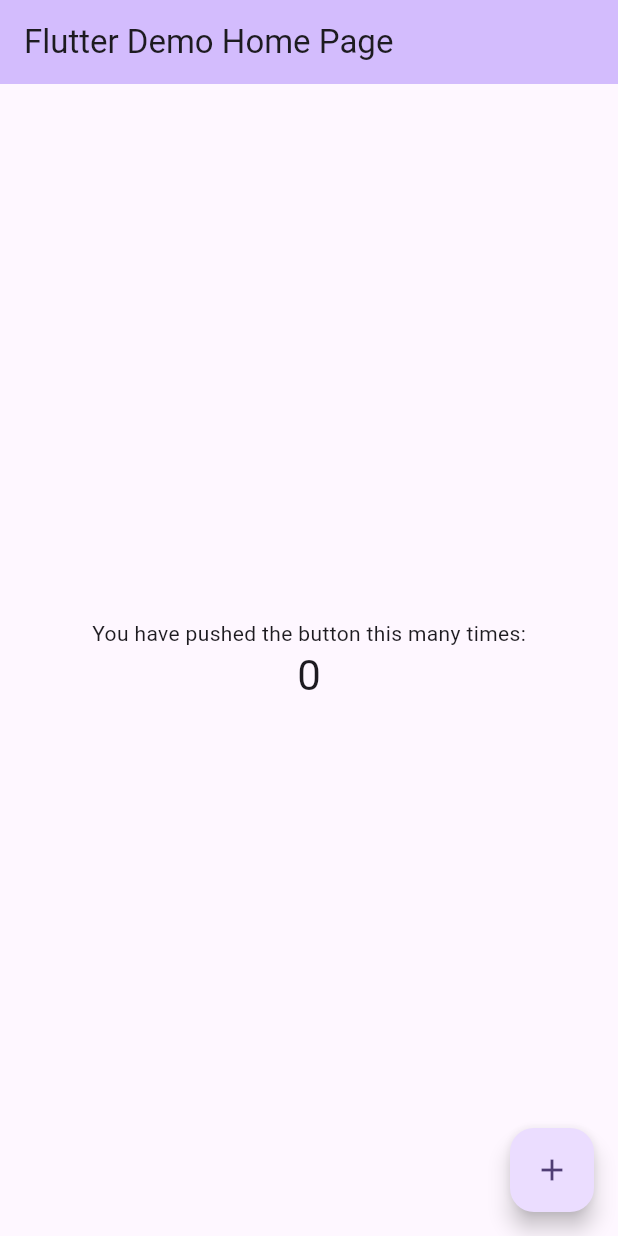
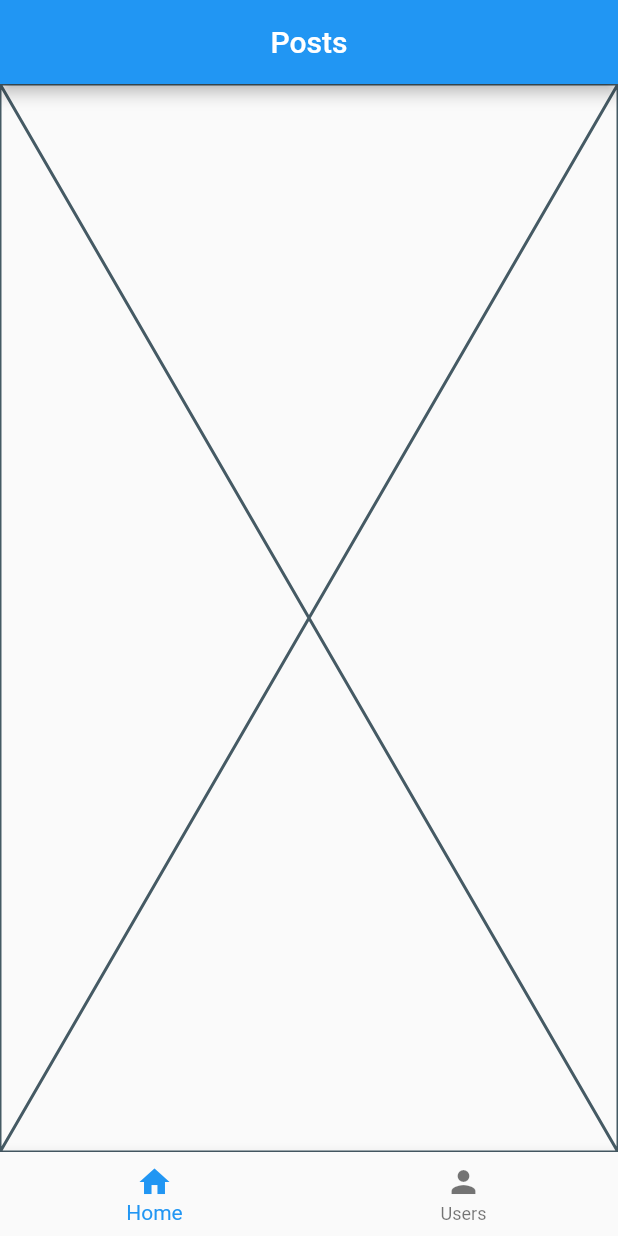
Before and after one commit to dridihaythem/flutter_bloc_architecture_api, a Flutter app: the screen it shows after launch, on a phone screen of 412 x 824 dp. Run offline on Flutter 3.47's test engine with Material 2 defaults, Android fonts, the phone set to English and light mode, and no system bars; our stand-ins replace bloc, dio, flutter_bloc; network calls fail.

Commit message:
App Cubit & Get Users

```diff
--- /dev/null
+++ b/lib/app.dart
@@ -0,0 +1,37 @@
+import 'package:bloc_architecture/business_logic/app/app_cubit.dart';
+import 'package:bloc_architecture/business_logic/users/users_cubit.dart';
+import 'package:bloc_architecture/data/dataproviders/users_data_provider.dart';
+import 'package:bloc_architecture/data/repositories/users_repository.dart';
+import 'package:bloc_architecture/ui/screens/home_screen.dart';
+import 'package:flutter/material.dart';
+import 'package:flutter_bloc/flutter_bloc.dart';
+
+class App extends StatelessWidget {
+  const App({super.key});
+
+  @override
+  Widget build(BuildContext context) {
+    return MultiRepositoryProvider(
+      providers: [
+        RepositoryProvider(
+          create: (context) => UsersRepository(UsersDataProvider()),
+        )
+      ],
+      child: MultiBlocProvider(
+        providers: [
+          BlocProvider(
+            create: (context) => AppCubit(),
+          ),
+          BlocProvider(
+            create: (context) =>
+                UsersCubit(context.read<UsersRepository>())..getAllUsers(),
+            lazy: false,
+          )
+        ],
+        child: const MaterialApp(
+          home: HomeScreen(),
+        ),
+      ),
+    );
+  }
+}
--- /dev/null
+++ b/lib/business_logic/app/app_cubit.dart
@@ -0,0 +1,24 @@
+import 'package:bloc/bloc.dart';
+import 'package:bloc_architecture/ui/screens/posts_screen.dart';
+import 'package:bloc_architecture/ui/screens/users_screen.dart';
+import 'package:flutter/material.dart';
+
+part 'app_state.dart';
+
+class AppCubit extends Cubit<AppState> {
+  AppCubit() : super(AppBottomNavigationBarChanged(0));
+
+  final List<Widget> pages = [
+    const PostsScreen(),
+    const UsersScreen(),
+  ];
+
+  final List<String> titles = [
+    'Posts',
+    'Users',
+  ];
+
+  void changeBottomNavigationBar(int index) {
+    emit(AppBottomNavigationBarChanged(index));
+  }
+}
--- /dev/null
+++ b/lib/business_logic/app/app_state.dart
@@ -0,0 +1,11 @@
+part of 'app_cubit.dart';
+
+@immutable
+sealed class AppState {}
+
+final class AppInitial extends AppState {}
+
+final class AppBottomNavigationBarChanged extends AppState {
+  final int index;
+  AppBottomNavigationBarChanged(this.index);
+}
--- /dev/null
+++ b/lib/business_logic/users/users_cubit.dart
@@ -0,0 +1,18 @@
+import 'package:bloc/bloc.dart';
+import 'package:bloc_architecture/data/models/user.dart';
+import 'package:bloc_architecture/data/repositories/users_repository.dart';
+import 'package:meta/meta.dart';
+
+part 'users_state.dart';
+
+class UsersCubit extends Cubit<UsersState> {
+  final UsersRepository _usersRepository;
+
+  UsersCubit(this._usersRepository) : super(UsersInitial());
+
+  void getAllUsers() async {
+    emit(UsersLoading());
+    List<User> users = await _usersRepository.getAllUsers();
+    emit(UsersLoaded(users));
+  }
+}
--- /dev/null
+++ b/lib/business_logic/users/users_state.dart
@@ -0,0 +1,13 @@
+part of 'users_cubit.dart';
+
+@immutable
+sealed class UsersState {}
+
+final class UsersInitial extends UsersState {}
+
+final class UsersLoading extends UsersState {}
+
+final class UsersLoaded extends UsersState {
+  final List<User> users;
+  UsersLoaded(this.users);
+}
--- /dev/null
+++ b/lib/config/api.dart
@@ -0,0 +1,10 @@
+import 'package:dio/dio.dart';
+
+class Api {
+  static final dio = Dio(
+    BaseOptions(
+      baseUrl: 'https://jsonplaceholder.typicode.com',
+      receiveDataWhenStatusError: true,
+    ),
+  );
+}
--- /dev/null
+++ b/lib/data/dataproviders/users_data_provider.dart
@@ -0,0 +1,9 @@
+import 'package:bloc_architecture/config/api.dart';
+import 'package:dio/dio.dart';
+
+class UsersDataProvider {
+  Future<List> getAllUsers() async {
+    Response<List> response = await Api.dio.get('/users');
+    return response.data!;
+  }
+}
--- /dev/null
+++ b/lib/data/repositories/users_repository.dart
@@ -0,0 +1,13 @@
+import 'package:bloc_architecture/data/dataproviders/users_data_provider.dart';
+import 'package:bloc_architecture/data/models/user.dart';
+
+class UsersRepository {
+  final UsersDataProvider _usersDataProvider;
+
+  const UsersRepository(this._usersDataProvider);
+
+  Future<List<User>> getAllUsers() async {
+    List data = await _usersDataProvider.getAllUsers();
+    return data.map((e) => User.fromMap(e)).toList();
+  }
+}
--- a/lib/main.dart
+++ b/lib/main.dart
@@ -1,125 +1,6 @@
+import 'package:bloc_architecture/app.dart';
 import 'package:flutter/material.dart';
 
 void main() {
-  runApp(const MyApp());
+  runApp(const App());
 }
-
-class MyApp extends StatelessWidget {
-  const MyApp({super.key});
-
-  // This widget is the root of your application.
-  @override
-  Widget build(BuildContext context) {
-    return MaterialApp(
-      title: 'Flutter Demo',
-      theme: ThemeData(
-        // This is the theme of your application.
-        //
-        // TRY THIS: Try running your application with "flutter run". You'll see
-        // the application has a blue toolbar. Then, without quitting the app,
-        // try changing the seedColor in the colorScheme below to Colors.green
-        // and then invoke "hot reload" (save your changes or press the "hot
-        // reload" button in a Flutter-supported IDE, or press "r" if you used
-        // the command line to start the app).
-        //
-        // Notice that the counter didn't reset back to zero; the application
-        // state is not lost during the reload. To reset the state, use hot
-        // restart instead.
-        //
-        // This works for code too, not just values: Most code changes can be
-        // tested with just a hot reload.
-        colorScheme: ColorScheme.fromSeed(seedColor: Colors.deepPurple),
-        useMaterial3: true,
-      ),
-      home: const MyHomePage(title: 'Flutter Demo Home Page'),
-    );
-  }
-}
-
-class MyHomePage extends StatefulWidget {
-  const MyHomePage({super.key, required this.title});
-
-  // This widget is the home page of your application. It is stateful, meaning
-  // that it has a State object (defined below) that contains fields that affect
-  // how it looks.
-
-  // This class is the configuration for the state. It holds the values (in this
-  // case the title) provided by the parent (in this case the App widget) and
-  // used by the build method of the State. Fields in a Widget subclass are
-  // always marked "final".
-
-  final String title;
-
-  @override
-  State<MyHomePage> createState() => _MyHomePageState();
-}
-
-class _MyHomePageState extends State<MyHomePage> {
-  int _counter = 0;
-
-  void _incrementCounter() {
-    setState(() {
-      // This call to setState tells the Flutter framework that something has
-      // changed in this State, which causes it to rerun the build method below
-      // so that the display can reflect the updated values. If we changed
-      // _counter without calling setState(), then the build method would not be
-      // called again, and so nothing would appear to happen.
-      _counter++;
-    });
-  }
-
-  @override
-  Widget build(BuildContext context) {
-    // This method is rerun every time setState is called, for instance as done
-    // by the _incrementCounter method above.
-    //
-    // The Flutter framework has been optimized to make rerunning build methods
-    // fast, so that you can just rebuild anything that needs updating rather
-    // than having to individually change instances of widgets.
-    return Scaffold(
-      appBar: AppBar(
-        // TRY THIS: Try changing the color here to a specific color (to
-        // Colors.amber, perhaps?) and trigger a hot reload to see the AppBar
-        // change color while the other colors stay the same.
-        backgroundColor: Theme.of(context).colorScheme.inversePrimary,
-        // Here we take the value from the MyHomePage object that was created by
-        // the App.build method, and use it to set our appbar title.
-        title: Text(widget.title),
-      ),
-      body: Center(
-        // Center is a layout widget. It takes a single child and positions it
-        // in the middle of the parent.
-        child: Column(
-          // Column is also a layout widget. It takes a list of children and
-          // arranges them vertically. By default, it sizes itself to fit its
-          // children horizontally, and tries to be as tall as its parent.
-          //
-          // Column has various properties to control how it sizes itself and
-          // how it positions its children. Here we use mainAxisAlignment to
-          // center the children vertically; the main axis here is the vertical
-          // axis because Columns are vertical (the cross axis would be
-          // horizontal).
-          //
-          // TRY THIS: Invoke "debug painting" (choose the "Toggle Debug Paint"
-          // action in the IDE, or press "p" in the console), to see the
-          // wireframe for each widget.
-          mainAxisAlignment: MainAxisAlignment.center,
-          children: <Widget>[
-            const Text(
-              'You have pushed the button this many times:',
-            ),
-            Text(
-              '$_counter',
-              style: Theme.of(context).textTheme.headlineMedium,
-            ),
-          ],
-        ),
-      ),
-      floatingActionButton: FloatingActionButton(
-        onPressed: _incrementCounter,
-        tooltip: 'Increment',
-        child: const Icon(Icons.add),
-      ), // This trailing comma makes auto-formatting nicer for build methods.
-    );
-  }
-}
--- /dev/null
+++ b/lib/ui/screens/home_screen.dart
@@ -0,0 +1,38 @@
+import 'package:bloc_architecture/business_logic/app/app_cubit.dart';
+import 'package:bloc_architecture/ui/widgets/custom_bottom_navigation_bar.dart';
+import 'package:flutter/material.dart';
+import 'package:flutter_bloc/flutter_bloc.dart';
+
+class HomeScreen extends StatelessWidget {
+  const HomeScreen({super.key});
+
+  @override
+  Widget build(BuildContext context) {
+    return Scaffold(
+      appBar: AppBar(
+        centerTitle: true,
+        title: BlocBuilder<AppCubit, AppState>(
+          buildWhen: (previous, current) =>
+              current is AppBottomNavigationBarChanged,
+          builder: (context, state) {
+            return Text(
+              context
+                  .read<AppCubit>()
+                  .titles[(state as AppBottomNavigationBarChanged).index],
+            );
+          },
+        ),
+      ),
+      body: BlocBuilder<AppCubit, AppState>(
+        buildWhen: (previous, current) =>
+            current is AppBottomNavigationBarChanged,
+        builder: (context, state) {
+          return context
+              .read<AppCubit>()
+              .pages[(state as AppBottomNavigationBarChanged).index];
+        },
+      ),
+      bottomNavigationBar: const CustomBottomNavigationBar(),
+    );
+  }
+}
--- /dev/null
+++ b/lib/ui/screens/posts_screen.dart
@@ -0,0 +1,10 @@
+import 'package:flutter/material.dart';
+
+class PostsScreen extends StatelessWidget {
+  const PostsScreen({super.key});
+
+  @override
+  Widget build(BuildContext context) {
+    return const Placeholder();
+  }
+}
--- /dev/null
+++ b/lib/ui/screens/users_screen.dart
@@ -0,0 +1,27 @@
+import 'package:bloc_architecture/business_logic/users/users_cubit.dart';
+import 'package:bloc_architecture/ui/widgets/user_widget.dart';
+import 'package:flutter/material.dart';
+import 'package:flutter_bloc/flutter_bloc.dart';
+
+class UsersScreen extends StatelessWidget {
+  const UsersScreen({super.key});
+
+  @override
+  Widget build(BuildContext context) {
+    return BlocBuilder<UsersCubit, UsersState>(
+      builder: (context, state) {
+        if (state is UsersLoaded) {
+          return ListView.separated(
+            itemBuilder: (context, index) => UserWidget(state.users[index]),
+            separatorBuilder: (context, index) => const Divider(),
+            itemCount: state.users.length,
+          );
+        } else if (state is UsersLoading) {
+          return const CircularProgressIndicator();
+        } else {
+          return Container();
+        }
+      },
+    );
+  }
+}
--- /dev/null
+++ b/lib/ui/widgets/custom_bottom_navigation_bar.dart
@@ -0,0 +1,33 @@
+import 'package:bloc_architecture/business_logic/app/app_cubit.dart';
+import 'package:flutter/material.dart';
+import 'package:flutter_bloc/flutter_bloc.dart';
+
+class CustomBottomNavigationBar extends StatelessWidget {
+  const CustomBottomNavigationBar({super.key});
+
+  @override
+  Widget build(BuildContext context) {
+    return BlocBuilder<AppCubit, AppState>(
+      buildWhen: (previous, current) =>
+          current is AppBottomNavigationBarChanged,
+      builder: (context, state) {
+        return BottomNavigationBar(
+          onTap: (value) {
+            context.read<AppCubit>().changeBottomNavigationBar(value);
+          },
+          currentIndex: (state as AppBottomNavigationBarChanged).index,
+          items: const [
+            BottomNavigationBarItem(
+              icon: Icon(Icons.home),
+              label: 'Home',
+            ),
+            BottomNavigationBarItem(
+              icon: Icon(Icons.person),
+              label: 'Users',
+            ),
+          ],
+        );
+      },
+    );
+  }
+}
--- /dev/null
+++ b/lib/ui/widgets/user_widget.dart
@@ -0,0 +1,20 @@
+import 'package:bloc_architecture/data/models/user.dart';
+import 'package:flutter/material.dart';
+
+class UserWidget extends StatelessWidget {
+  final User user;
+  const UserWidget(this.user, {super.key});
+
+  @override
+  Widget build(BuildContext context) {
+    return ListTile(
+      leading: CircleAvatar(
+        child: Text(
+          user.id.toString(),
+        ),
+      ),
+      title: Text(user.name),
+      subtitle: Text(user.email),
+    );
+  }
+}
```
